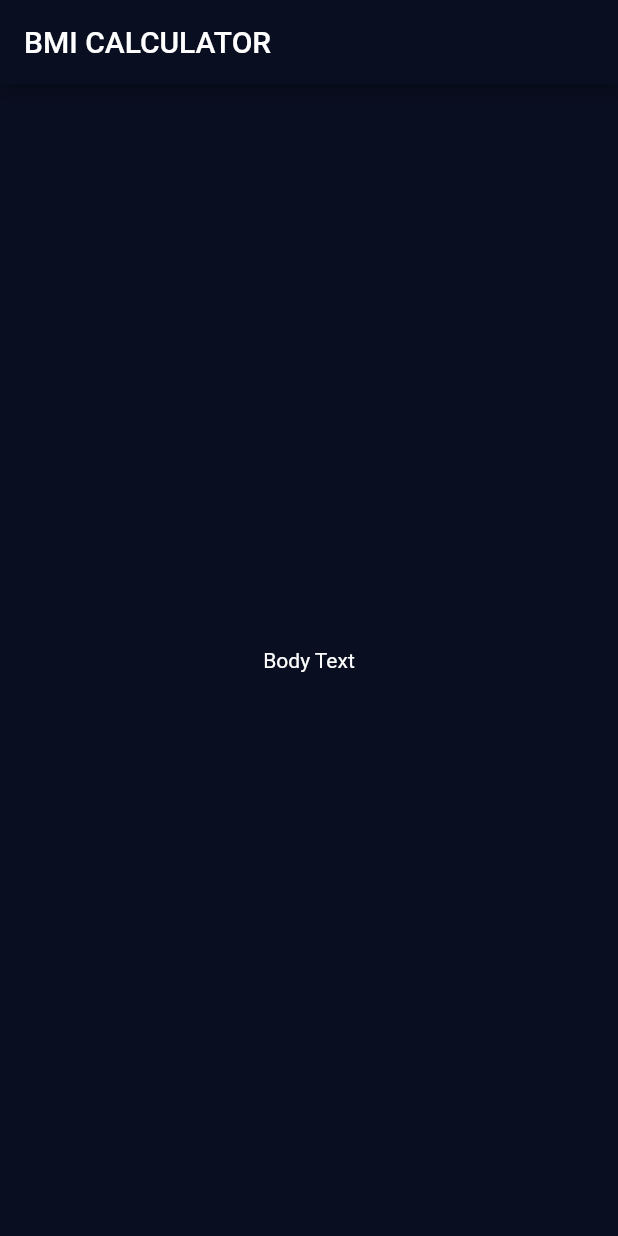
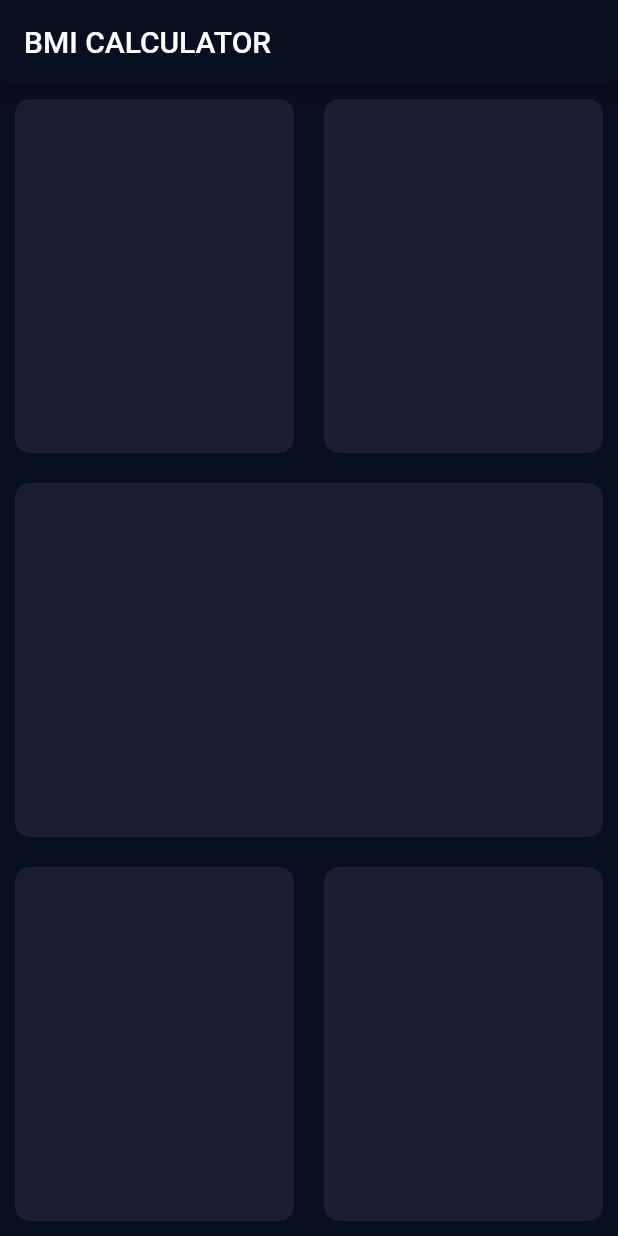
Before and after one commit to azharimm/bmi-calculator, a Flutter app: the screen it shows after launch, on a phone screen of 412 x 824 dp. Run offline on Flutter 3.47's test engine with Material 2 defaults, Android fonts, the phone set to English and light mode, and no system bars.

```diff
--- a/lib/input_page.dart
+++ b/lib/input_page.dart
@@ -12,9 +12,63 @@ class _InputPageState extends State<InputPage> {
       appBar: AppBar(
         title: Text('BMI CALCULATOR'),
       ),
-      body: Center(
-        child: Text('Body Text'),
+      body: Column(
+        children: [
+          Expanded(
+            child: Row(
+              children: [
+                Expanded(
+                  child: ReusableCard(
+                    colour: Color(0xFF1D1E33),
+                  ),
+                ),
+                Expanded(
+                  child: ReusableCard(
+                    colour: Color(0xFF1D1E33),
+                  ),
+                ),
+              ],
+            ),
+          ),
+          Expanded(
+            child: ReusableCard(
+              colour: Color(0xFF1D1E33),
+            ),
+          ),
+          Expanded(
+            child: Row(
+              children: [
+                Expanded(
+                  child: ReusableCard(
+                    colour: Color(0xFF1D1E33),
+                  ),
+                ),
+                Expanded(
+                  child: ReusableCard(
+                    colour: Color(0xFF1D1E33),
+                  ),
+                ),
+              ],
+            ),
+          ),
+        ],
       ),
     );
   }
 }
+
+class ReusableCard extends StatelessWidget {
+  ReusableCard({@required this.colour});
+  Color colour;
+
+  @override
+  Widget build(BuildContext context) {
+    return Container(
+      margin: EdgeInsets.all(10.0),
+      decoration: BoxDecoration(
+        color: colour,
+        borderRadius: BorderRadius.circular(10.0),
+      ),
+    );
+  }
+}
```
